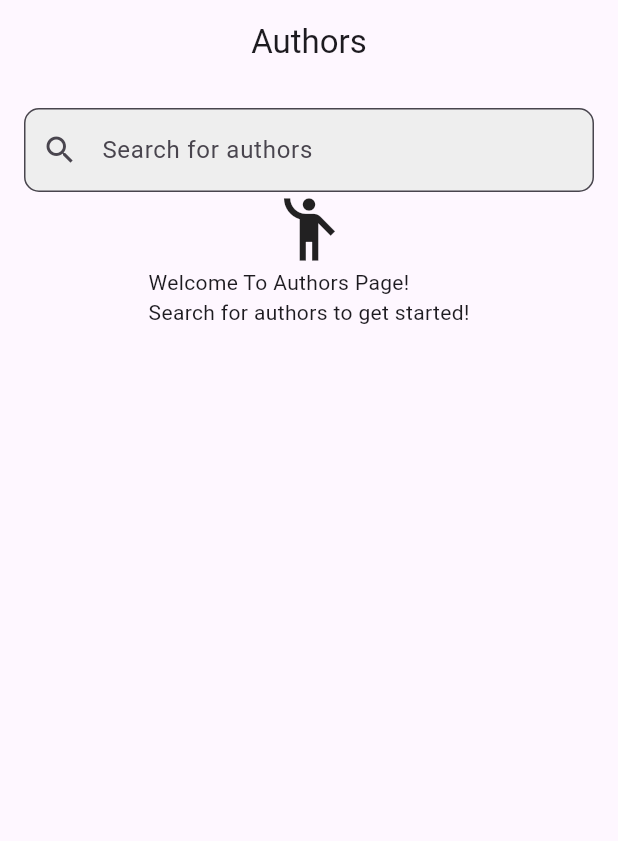
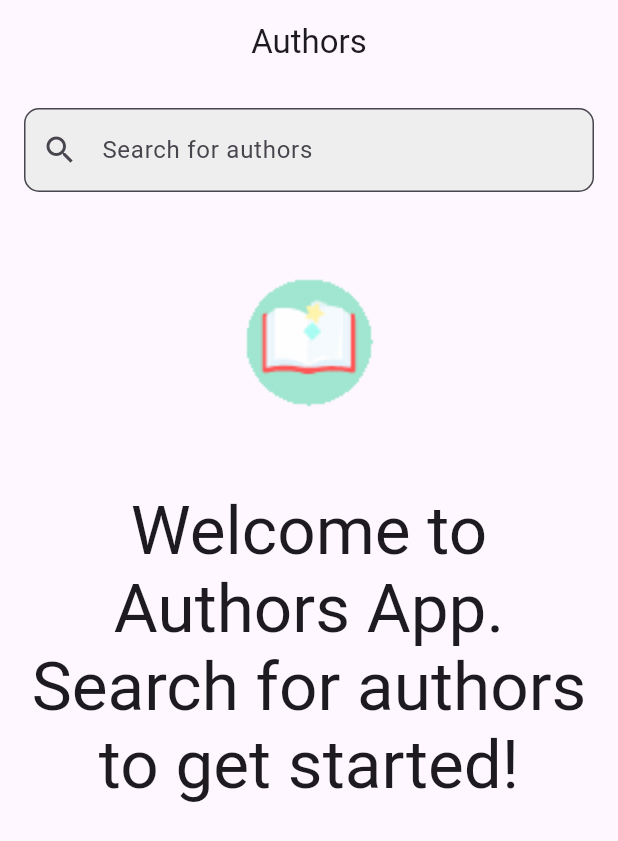
Before and after one commit to HikmetMelikk/ballsquad-project, a Flutter app: the screen it shows after launch, on a phone screen of 412 x 824 dp. Shown: the top 841 px of the screen. Run offline on Flutter 3.47's test engine with Material 3 defaults, Android fonts, the light colour scheme and no system bars; our stand-ins replace dio, equatable, flutter_bloc.

Commit message:
Refactor project configuration files and UI layout

```diff
--- a/lib/feature/authors/views/author_view.dart
+++ b/lib/feature/authors/views/author_view.dart
@@ -52,9 +52,20 @@ final class _AuthorsViewState extends State<AuthorsView> {
                     return Column(
                       crossAxisAlignment: CrossAxisAlignment.center,
                       children: [
-                        const Icon(Icons.emoji_people_outlined, size: 50),
+                        SizedBox(
+                          height: 200,
+                          width: 200,
+                          child: Image.asset(
+                            fit: BoxFit.cover,
+                            'assets/gif/author_homepage.gif',
+                          ),
+                        ),
                         const SizedBox(width: 10),
-                        Text(AppConstants.initialPageMessage),
+                        Text(
+                          textAlign: TextAlign.center,
+                          AppConstants.initialPageMessage,
+                          style: Theme.of(context).textTheme.displayMedium,
+                        ),
                       ],
                     );
                   } else if (state is AuthorsLoading) {
--- a/lib/product/base/constants/app_constants.dart
+++ b/lib/product/base/constants/app_constants.dart
@@ -1,5 +1,5 @@
 final class AppConstants {
   static String baseUrl = 'https://openlibrary.org/search/authors.json?q=';
   static String errorMessage = 'Failed to fetch authors';
-  static String initialPageMessage = 'Welcome To Authors Page!\nSearch for authors to get started!';
+  static String initialPageMessage = 'Welcome to Authors App.\nSearch for authors to get started!';
 }
--- a/pubspec.yaml
+++ b/pubspec.yaml
@@ -27,9 +27,8 @@ flutter:
     uses-material-design: true
 
     # To add assets to your application, add an assets section, like this:
-    # assets:
-    #   - images/a_dot_burr.jpeg
-    #   - images/a_dot_ham.jpeg
+    assets:
+        - assets/gif/
 
     # An image asset can refer to one or more resolution-specific "variants", see
     # https://flutter.dev/assets-and-images/#resolution-aware
```
Also changed, not shown: assets/gif/author_homepage.gif (added).
